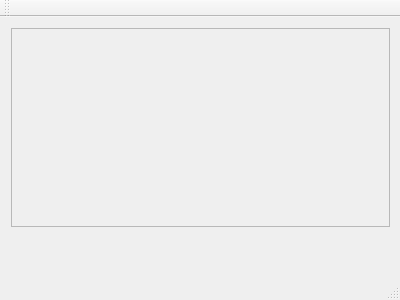
Before: the Qt Designer form src/ui/forms/basewindow.ui in Phortran/infinity-translator, drawn with Qt 5.
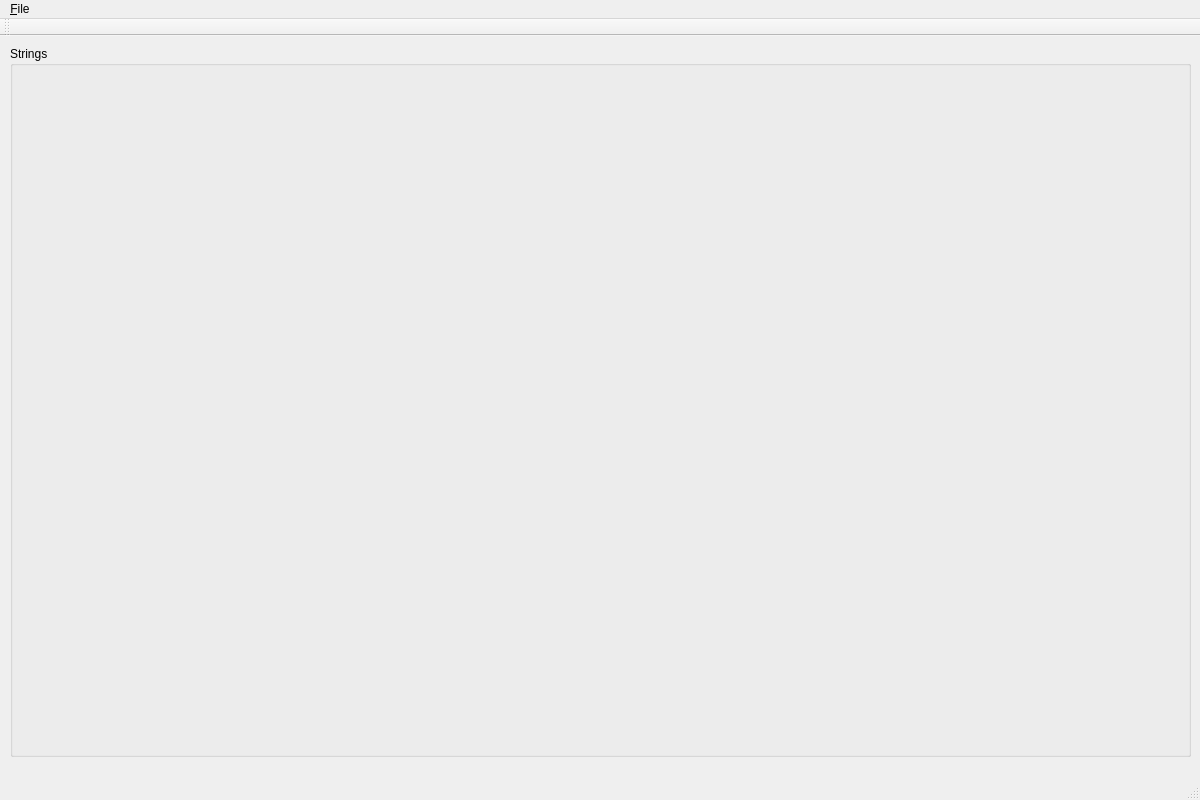
After: the same form once the commit is applied.

Diff of the .ui file:
```diff
--- a/src/ui/forms/basewindow.ui
+++ b/src/ui/forms/basewindow.ui
@@ -6,42 +6,26 @@
    <rect>
     <x>0</x>
     <y>0</y>
-    <width>400</width>
-    <height>300</height>
+    <width>1200</width>
+    <height>800</height>
    </rect>
   </property>
   <property name="windowTitle">
    <string>BaseWindow</string>
   </property>
   <widget class="QWidget" name="centralWidget">
-   <widget class="QWidget" name="verticalLayoutWidget">
+   <widget class="QGroupBox" name="stringsGroupBox">
     <property name="geometry">
      <rect>
-      <x>0</x>
-      <y>0</y>
-      <width>401</width>
-      <height>221</height>
+      <x>10</x>
+      <y>10</y>
+      <width>1181</width>
+      <height>711</height>
      </rect>
     </property>
-    <layout class="QVBoxLayout" name="verticalLayout">
-     <item>
-      <widget class="QScrollArea" name="scrollArea">
-       <property name="widgetResizable">
-        <bool>true</bool>
-       </property>
-       <widget class="QWidget" name="scrollAreaWidgetContents_2">
-        <property name="geometry">
-         <rect>
-          <x>0</x>
-          <y>0</y>
-          <width>395</width>
-          <height>215</height>
-         </rect>
-        </property>
-       </widget>
-      </widget>
-     </item>
-    </layout>
+    <property name="title">
+     <string>Strings</string>
+    </property>
    </widget>
   </widget>
   <widget class="QMenuBar" name="menuBar">
@@ -49,10 +33,18 @@
     <rect>
      <x>0</x>
      <y>0</y>
-     <width>400</width>
+     <width>1200</width>
      <height>34</height>
     </rect>
    </property>
+   <widget class="QMenu" name="menuFile">
+    <property name="title">
+     <string>&amp;File</string>
+    </property>
+    <addaction name="actionOpen"/>
+    <addaction name="actionQuit"/>
+   </widget>
+   <addaction name="menuFile"/>
   </widget>
   <widget class="QToolBar" name="mainToolBar">
    <attribute name="toolBarArea">
```
Left out of the diff: 22 changed lines with no effect on the pictures.
